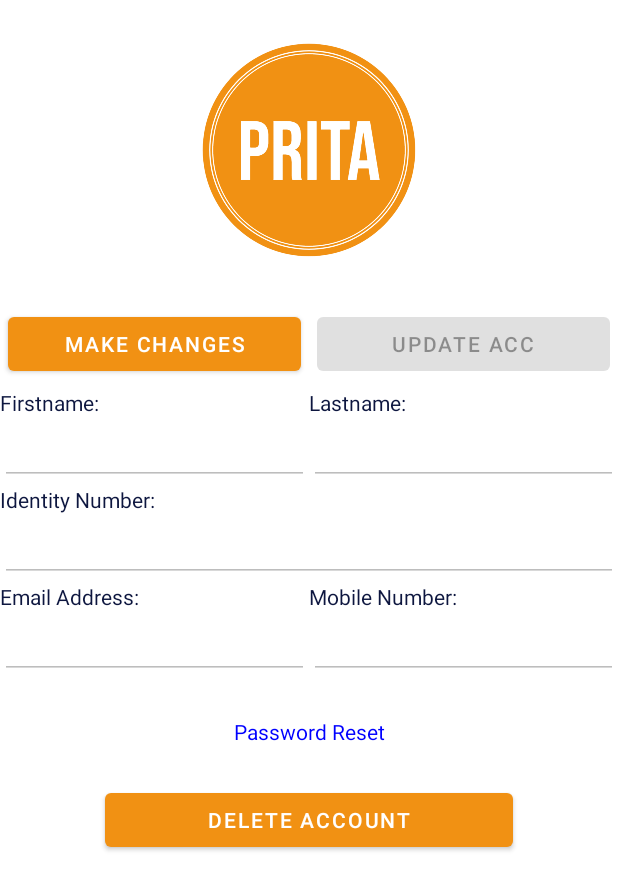
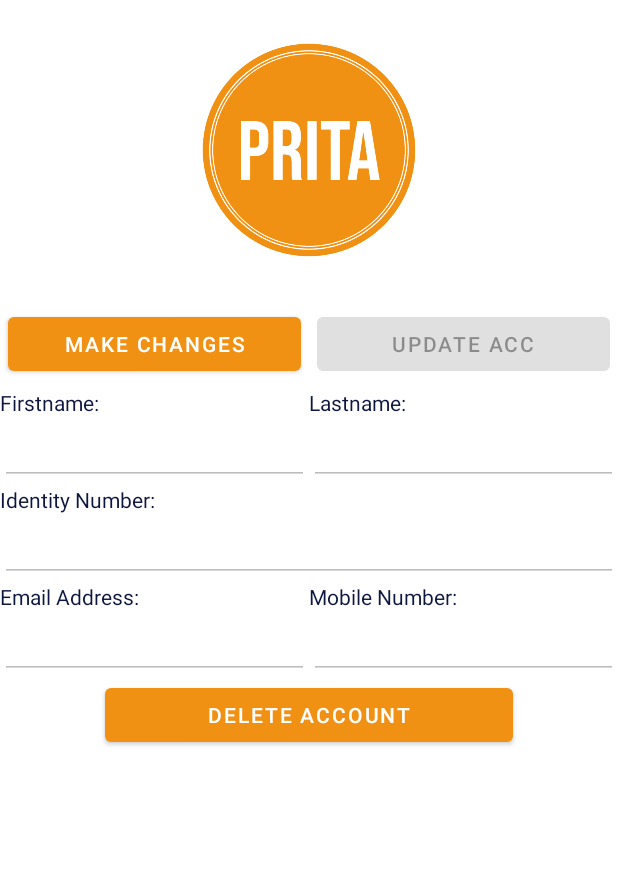
Before and after one commit to bheki97/speech2text, an Android app: the layout activity_profile.xml on its own in the app's theme, with its tools: preview values and no code run, on a phone screen of 412 x 824 dp. Shown: the top 890 px of the screen. Run offline under Robolectric (Android 15) with nearby library versions, the phone set to English and light mode, and no system bars.

```diff
--- a/app/src/main/java/za/ac/bheki97/speech2text/ui/slideshow/JoinedEventsFragment.java
+++ b/app/src/main/java/za/ac/bheki97/speech2text/ui/slideshow/JoinedEventsFragment.java
@@ -10,18 +10,18 @@ import androidx.annotation.NonNull;
 import androidx.fragment.app.Fragment;
 import androidx.lifecycle.ViewModelProvider;
 
-import za.ac.bheki97.speech2text.databinding.FragmentSlideshowBinding;
+import za.ac.bheki97.speech2text.databinding.FragmentJoinedEventsBinding;
 
 public class JoinedEventsFragment extends Fragment {
 
-    private FragmentSlideshowBinding binding;
+    private FragmentJoinedEventsBinding binding;
 
     public View onCreateView(@NonNull LayoutInflater inflater,
                              ViewGroup container, Bundle savedInstanceState) {
         JoinedEventsViewModel joinedEventsViewModel =
                 new ViewModelProvider(this).get(JoinedEventsViewModel.class);
 
-        binding = FragmentSlideshowBinding.inflate(inflater, container, false);
+        binding = FragmentJoinedEventsBinding.inflate(inflater, container, false);
         View root = binding.getRoot();
 
         final TextView textView = binding.textSlideshow;
--- a/app/src/main/res/layout/activity_profile.xml
+++ b/app/src/main/res/layout/activity_profile.xml
@@ -119,14 +119,14 @@
     </LinearLayout>
     </LinearLayout>
 
-    <TextView
-        android:id="@+id/passwrdReset"
-        android:layout_width="match_parent"
-        android:layout_height="wrap_content"
-        android:text="Password Reset"
-        android:textColor="@color/blue_pin"
-        android:gravity="center"
-        android:layout_margin="25dp"/>
+<!--    <TextView-->
+<!--        android:id="@+id/passwrdReset"-->
+<!--        android:layout_width="match_parent"-->
+<!--        android:layout_height="wrap_content"-->
+<!--        android:text="Password Reset"-->
+<!--        android:textColor="@color/blue_pin"-->
+<!--        android:gravity="center"-->
+<!--        android:layout_margin="25dp"/>-->
     <Button
         android:id="@+id/delAccBtn"
         android:layout_width="match_parent"
```
Also changed, not shown: app/src/main/AndroidManifest.xml (+7 -7 lines), app/src/main/java/za/ac/bheki97/speech2text/HomeActivity.java (+17 -14 lines), app/src/main/java/za/ac/bheki97/speech2text/MainActivity.java (+7 -7 lines), app/src/main/java/za/ac/bheki97/speech2text/ProfileActivity.java (+30 -9 lines), app/src/main/res/layout/activity_main.xml (+7 -7 lines).
